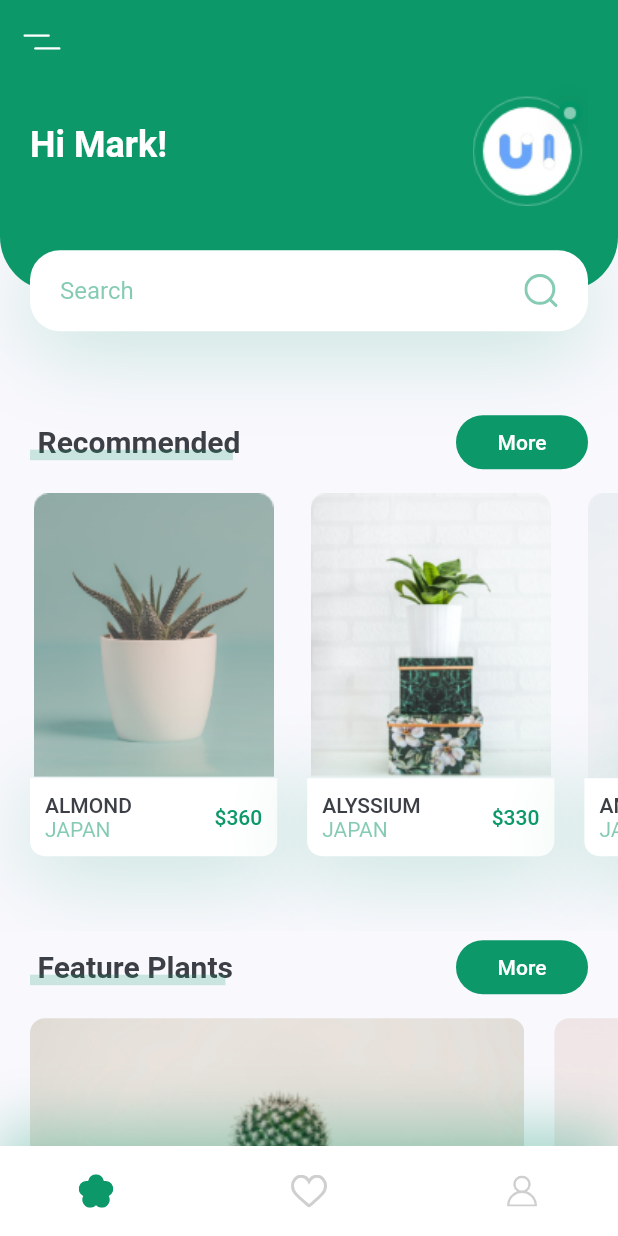
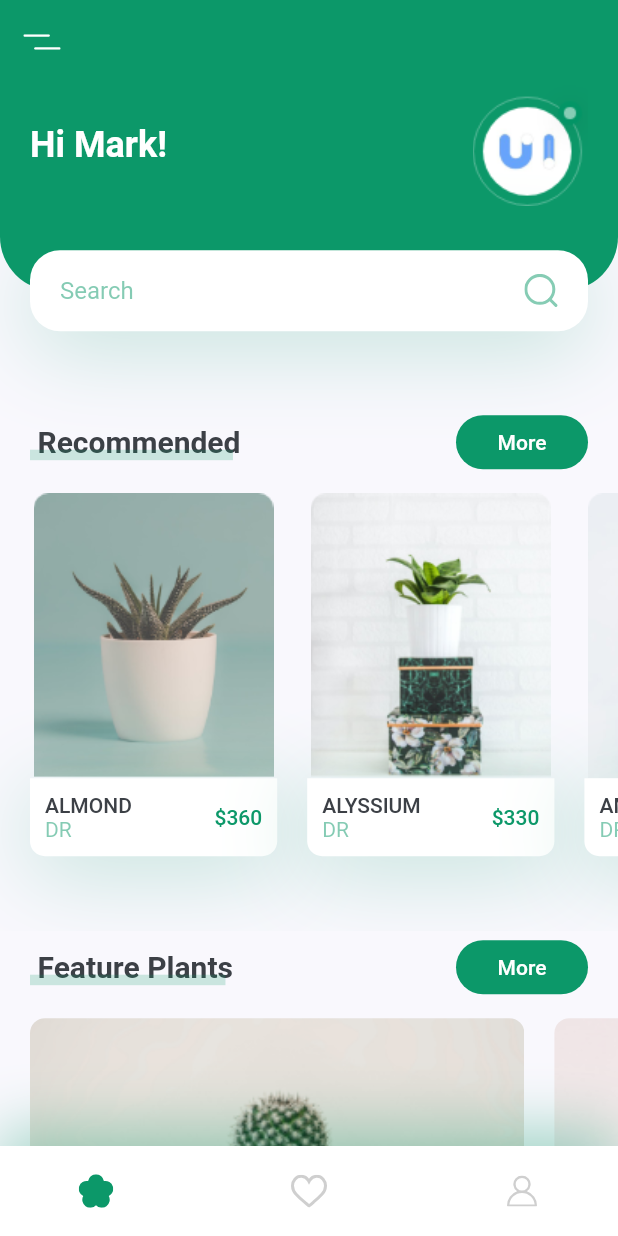
Before and after one commit to everas7/plant-app, a Flutter app: the screen it shows after launch, on a phone screen of 412 x 824 dp. Run offline on Flutter 3.47's test engine with Material 2 defaults, Android fonts, the phone set to English and light mode, and no system bars; our stand-ins replace flutter_svg.

Commit message:
Adds mock data for featured plants

```diff
--- a/lib/data/plants_mock.dart
+++ b/lib/data/plants_mock.dart
@@ -1,7 +1,12 @@
 import 'package:plant_app/models/plant.dart';
 
 List<Plant> recommendedPlantsMock = [
-  new Plant("Almond", "Japan", "assets/images/image_1.png", 360),
-  new Plant("Alyssium", "Japan", "assets/images/image_2.png", 330),
-  new Plant("Ambassador", "Japan", "assets/images/image_3.png", 480),
+  new Plant("Almond", "DR", "assets/images/image_1.png", 360),
+  new Plant("Alyssium", "DR", "assets/images/image_2.png", 330),
+  new Plant("Ambassador", "DR", "assets/images/image_3.png", 480),
 ];
+
+List<Plant> featurePlantsMock = [
+  new Plant("Angelica", "DR", "assets/images/bottom_img_1.png", 550),
+  new Plant("Azalea", "DR", "assets/images/bottom_img_2.png", 495),
+];
--- a/lib/screens/home/components/featured_plants.dart
+++ b/lib/screens/home/components/featured_plants.dart
@@ -1,6 +1,8 @@
 import 'package:flutter/material.dart';
 
 import 'package:plant_app/components/featured_plant_card.dart';
+import 'package:plant_app/data/plants_mock.dart';
+import 'package:plant_app/screens/details/details_screen.dart';
 
 class FeaturedPlants extends StatelessWidget {
   const FeaturedPlants({
@@ -12,10 +14,21 @@ class FeaturedPlants extends StatelessWidget {
     return SingleChildScrollView(
       scrollDirection: Axis.horizontal,
       child: Row(
-        children: [
-          FeaturedPlantCard(image: "assets/images/bottom_img_1.png"),
-          FeaturedPlantCard(image: "assets/images/bottom_img_2.png"),
-        ],
+        children: featurePlantsMock
+            .map(
+              (plant) => FeaturedPlantCard(
+                image: plant.image,
+                onTap: () {
+                  Navigator.push(
+                    context,
+                    MaterialPageRoute(
+                      builder: (context) => DetailsScreen(plant: plant),
+                    ),
+                  );
+                },
+              ),
+            )
+            .toList(),
       ),
     );
   }
```
